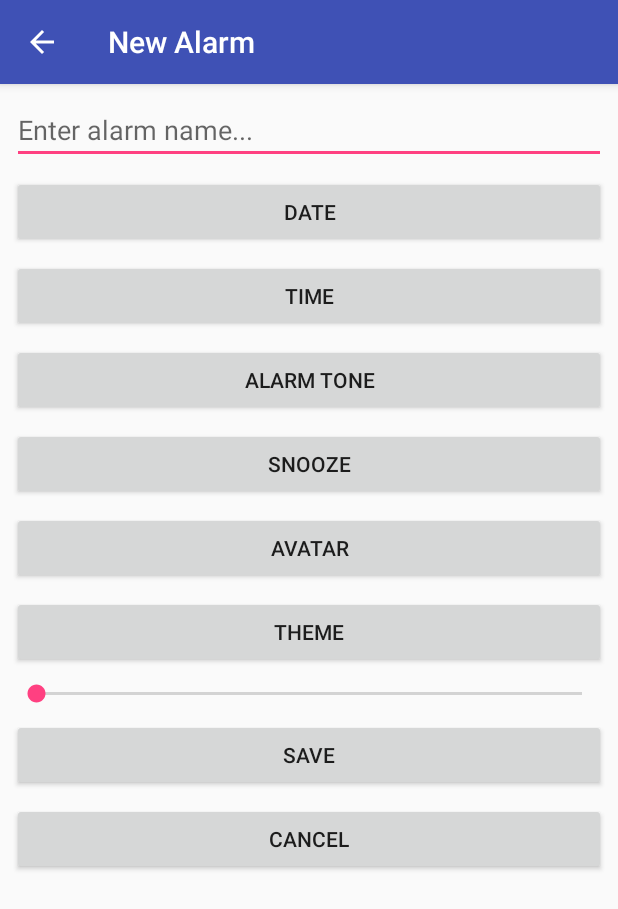
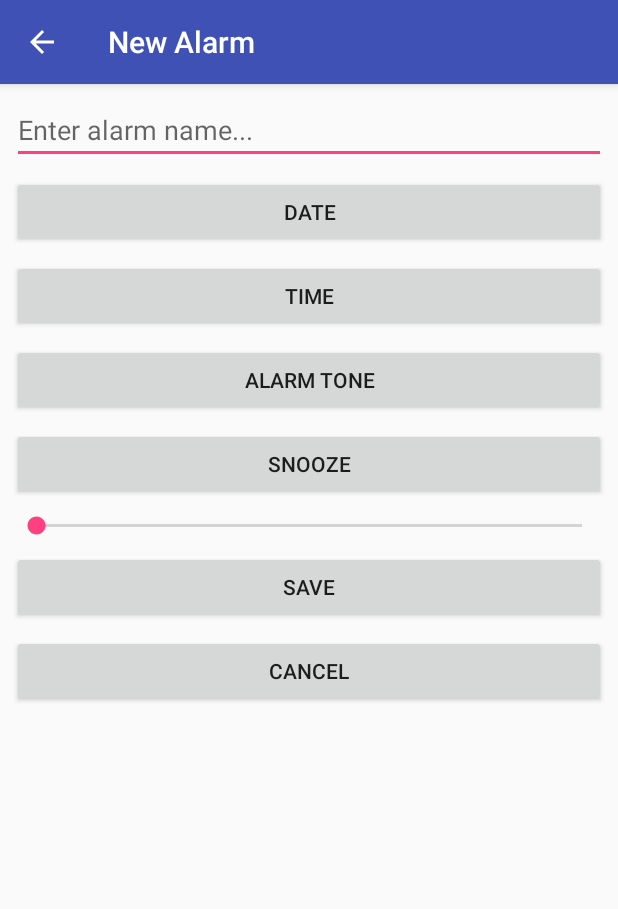
Before and after one commit to Steve-Earle/AlarmApplication, an Android app: the NewAlarm screen opened directly, with no data from a screen before it, on a phone screen of 412 x 824 dp. Shown: the top 909 px of the screen. Run offline under Robolectric (Android 15) with nearby library versions, the phone set to English and light mode, and no system bars.

Commit message:
Removed some crap

```diff
--- a/app/src/main/java/com/example/alarmapplication/NewAlarm.java
+++ b/app/src/main/java/com/example/alarmapplication/NewAlarm.java
@@ -12,8 +12,6 @@
  *  -A button that fires an intent to an alarm tone selection view,
  *  -A volume bar
  *  -A button that fires an intent to a snooze preference selection view
- *  -A button that fires an intent to an avatar selection view
- *  -A button that fires an intent to a theme selection view
  *  -A button to save the new alarm with selected settings
  *  -A button to cancel creation
  *
@@ -58,16 +56,4 @@ public class NewAlarm extends AppCompatActivity {
         Intent intent = new Intent(this, NewAlarmSnooze.class);
         startActivity(intent);
     }
-
-    /** Called when user taps the Avatar button */
-    public void openNewAlarmAvatarPicker(View view) {
-        Intent intent = new Intent(this, NewAlarmAvatar.class);
-        startActivity(intent);
-    }
-
-    /** Called when user taps the Theme button */
-    public void openNewAlarmThemePicker(View view) {
-        Intent intent = new Intent(this, NewAlarmTheme.class);
-        startActivity(intent);
-    }
 }
--- a/app/src/main/res/layout/activity_new_alarm.xml
+++ b/app/src/main/res/layout/activity_new_alarm.xml
@@ -92,37 +92,6 @@
                 app:layout_constraintStart_toStartOf="parent"
                 app:layout_constraintTop_toBottomOf="@+id/btnNewAlarmTone" />
 
-            <Button
-                android:id="@+id/btnNewAlarmAvatar"
-                android:layout_width="match_parent"
-                android:layout_height="wrap_content"
-                android:layout_marginEnd="8dp"
-                android:layout_marginLeft="8dp"
-                android:layout_marginRight="8dp"
-                android:layout_marginStart="8dp"
-                android:layout_marginTop="8dp"
-                android:onClick="openNewAlarmAvatarPicker"
-                android:text="@string/new_alarm_page_avatar_button"
-                app:layout_constraintEnd_toEndOf="parent"
-                app:layout_constraintStart_toStartOf="parent"
-                app:layout_constraintTop_toBottomOf="@+id/btnNewAlarmSnooze" />
-
-            <Button
-                android:id="@+id/btnNewAlarmTheme"
-                android:layout_width="match_parent"
-                android:layout_height="wrap_content"
-                android:layout_marginEnd="8dp"
-                android:layout_marginLeft="8dp"
-                android:layout_marginRight="8dp"
-                android:layout_marginStart="8dp"
-                android:layout_marginTop="8dp"
-                android:onClick="openNewAlarmThemePicker"
-                android:text="@string/new_alarm_page_theme_button"
-                app:layout_constraintEnd_toEndOf="parent"
-                app:layout_constraintHorizontal_bias="0.533"
-                app:layout_constraintStart_toStartOf="parent"
-                app:layout_constraintTop_toBottomOf="@+id/btnNewAlarmAvatar" />
-
             <SeekBar
                 android:id="@+id/seekBarVolume"
                 android:layout_width="match_parent"
```
